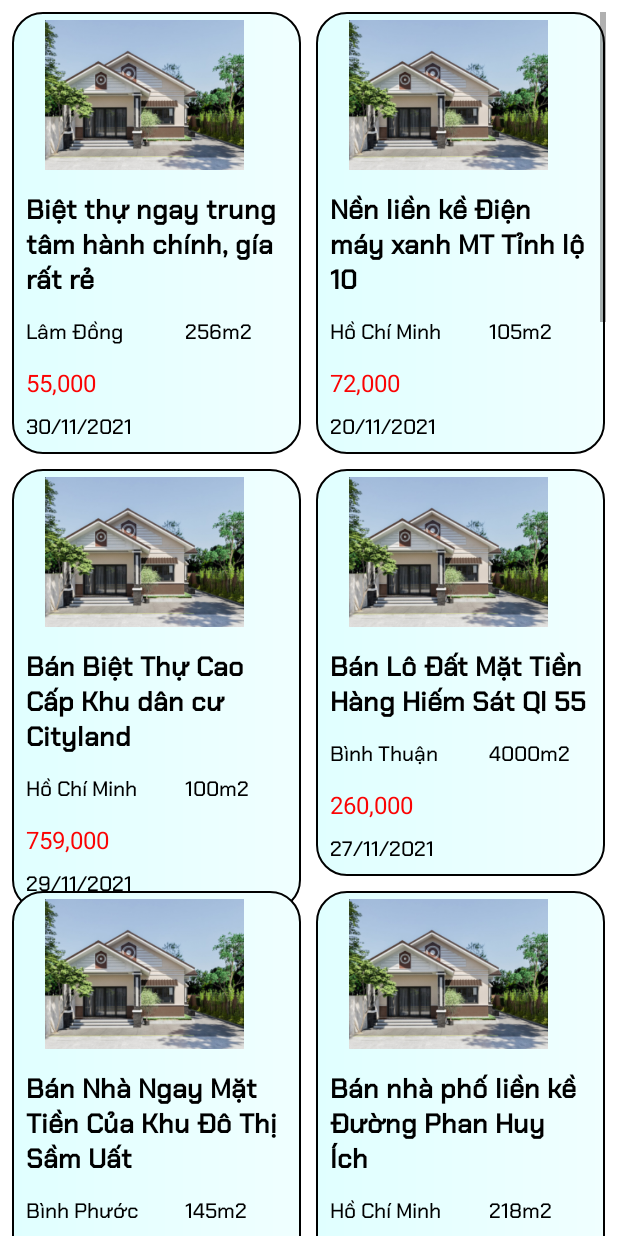
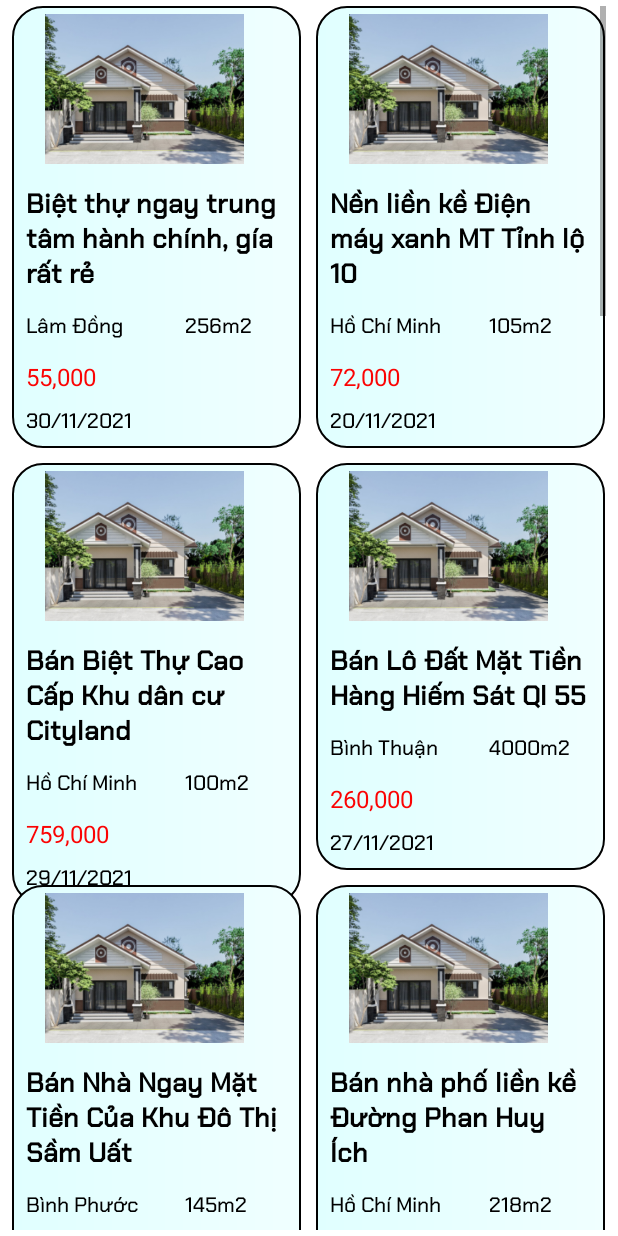
Before and after one commit to KhuatDaiAn/DuAn1, an Android app: the fragment NhaDatFragment shown on its own in the app's theme, on a phone screen of 412 x 824 dp. Run offline under Robolectric (Android 15) with nearby library versions, the phone set to English and light mode, and no system bars; Roboto replaces fonts that are not available here.

Commit message:
giao diện

```diff
--- a/app/src/main/java/com/example/duan1_cellhome/MainActivity.java
+++ b/app/src/main/java/com/example/duan1_cellhome/MainActivity.java
@@ -72,6 +72,7 @@ public class MainActivity extends AppCompatActivity {
         hoTen = headerView.findViewById(R.id.txtTenNguoiDungHeader);
         hoTen.setText(thanhvien.getHoTen());
         tenTk.setText(ten);
+
     }
 
 
--- a/app/src/main/res/layout/layout_list_hienthinhadat.xml
+++ b/app/src/main/res/layout/layout_list_hienthinhadat.xml
@@ -10,7 +10,8 @@
         android:id="@+id/gvNhaDat"
         android:layout_width="match_parent"
         android:layout_height="match_parent"
-        android:layout_marginTop="8dp"
+        android:layout_marginTop="4dp"
+        android:layout_marginBottom="4dp"
         android:background="#ffffff"
         android:horizontalSpacing="10dp"
         android:paddingLeft="8dp"
--- a/app/src/main/res/layout/layout_thongke_top10.xml
+++ b/app/src/main/res/layout/layout_thongke_top10.xml
@@ -31,7 +31,6 @@
         android:paddingRight="15dp"
         android:text="TextView"
         android:textColor="@color/black"
-        android:textStyle="italic"
         app:layout_constraintStart_toStartOf="parent"
         app:layout_constraintTop_toTopOf="parent" />
 </androidx.constraintlayout.widget.ConstraintLayout>
```
